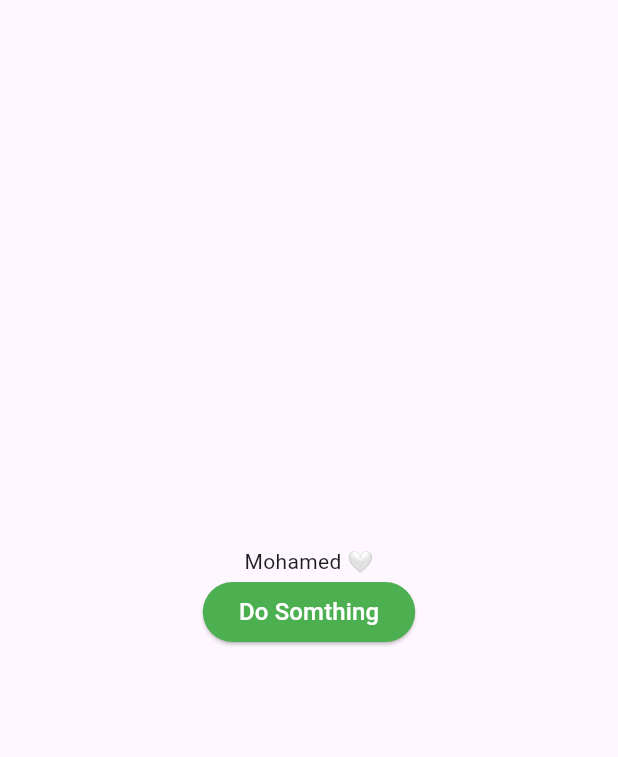
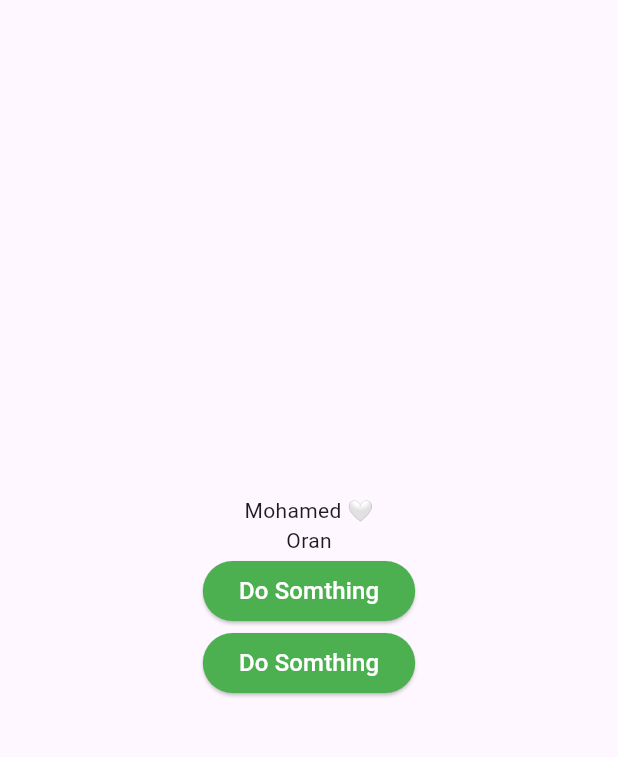
Before and after one commit to medrami-dev/learn_provider, a Flutter app: the screen it shows after launch, after a tap on "Do Somthing", on a phone screen of 412 x 824 dp, the part 63-820 px from its top. Run offline on Flutter 3.47's test engine with Material 3 defaults, Android fonts, the phone set to English and light mode, and no system bars.

```diff
--- a/lib/View/home_page.dart
+++ b/lib/View/home_page.dart
@@ -6,9 +6,7 @@ class HomePage extends StatelessWidget {
 
   @override
   Widget build(BuildContext context) {
-    return ChangeNotifierProvider(
-      create: (context) => Model(),
-      child: Scaffold(
+    return Scaffold(
         appBar: AppBar(
           centerTitle: true,
           title: const Text(
@@ -16,38 +14,48 @@ class HomePage extends StatelessWidget {
             style: TextStyle(fontWeight: FontWeight.bold),
           ),
         ),
-          body: const Home()),
-    );
-  }
-}
-
-class Home extends StatelessWidget {
-  const Home({super.key});
-
-  @override
-  Widget build(BuildContext context) {
-    var model = Provider.of<Model>(context, listen: false);
-    return Container(
+        body: Container(
           alignment: Alignment.center,
           child: Column(
               mainAxisAlignment: MainAxisAlignment.center,
               crossAxisAlignment: CrossAxisAlignment.center,
               children: [
-            //? This is Just Like Provider.of<Class>(context, listen: false);
-            Text(context.watch<Model>().name2),
-            ElevatedButton(
+                Selector<Model, String>(
+                    selector: (context, p1) => p1.getshowTwo,
+                    builder: (context, model, child) {
+                      return Text(model);
+                    }),
+                Consumer<ProveOne>(builder: (context, model, child) {
+                  return Text(model.state);
+                }),
+                Consumer<Model>(builder: (context, value, child) {
+                  return ElevatedButton(
                       onPressed: () {
-                  //? This is Just Like Provider.of<Class>(context, listen: true);
-                  context.read<Model>().doSomthingTwo();
+                        value.doSomthingTwo();
                       },
                       style: const ButtonStyle(
-                    backgroundColor: MaterialStatePropertyAll(Colors.green)),
+                          backgroundColor:
+                              MaterialStatePropertyAll(Colors.green)),
                       child: const Text(
                         "Do Somthing",
                         style: TextStyle(color: Colors.white, fontSize: 16),
-                ))
+                      ));
+                }),
+                Consumer<ProveOne>(builder: (context, value, child) {
+                  return ElevatedButton(
+                      onPressed: () {
+                        value.doSomthingOne();
+                      },
+                      style: const ButtonStyle(
+                          backgroundColor:
+                              MaterialStatePropertyAll(Colors.green)),
+                      child: const Text(
+                        "Do Somthing",
+                        style: TextStyle(color: Colors.white, fontSize: 16),
+                      ));
+                }),
               ]),
-    );
+        ));
   }
 }
 
@@ -69,3 +77,14 @@ class Model extends ChangeNotifier {
     notifyListeners();
   }
 }
+
+class ProveOne extends ChangeNotifier {
+  var state = "Oran";
+
+  get getshowOne => state;
+
+  doSomthingOne() {
+    state = "Alger";
+    notifyListeners();
+  }
+}
--- a/lib/main.dart
+++ b/lib/main.dart
@@ -1,5 +1,6 @@
 import 'package:flutter/material.dart';
 import 'package:learn_provider/View/home_page.dart';
+import 'package:provider/provider.dart';
 
 void main() {
   runApp(const MainApp());
@@ -10,11 +11,17 @@ class MainApp extends StatelessWidget {
 
   @override
   Widget build(BuildContext context) {
-    return MaterialApp(
-        debugShowCheckedModeBanner: false,
-        theme: ThemeData(
-          useMaterial3: true,
-        ),
-        home: const HomePage());
+    return MultiProvider(
+      providers: [
+        ChangeNotifierProvider(create: (context) => Model()),
+        ChangeNotifierProvider(create: (context) => ProveOne()),
+      ],
+      child: MaterialApp(
+          debugShowCheckedModeBanner: false,
+          theme: ThemeData(
+            useMaterial3: true,
+          ),
+          home: const HomePage()),
+    );
   }
 }
```
Lines whose indentation alone changed are shown as unchanged.
